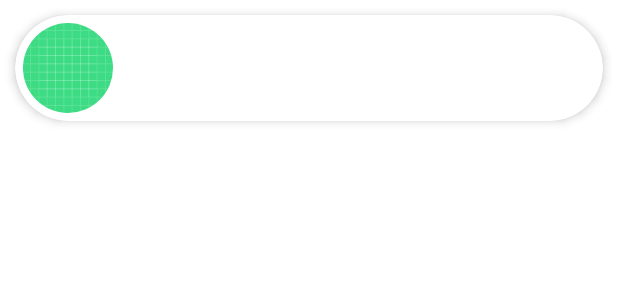
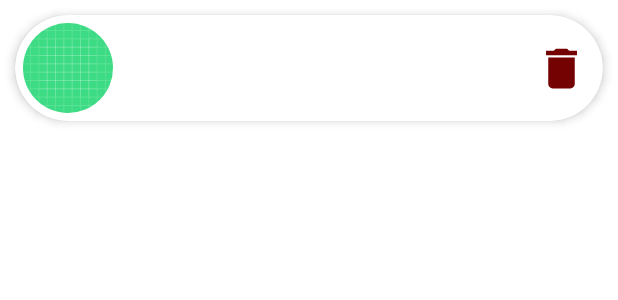
Before and after one commit to muhammedelsami/BreakingBadProject, an Android app: the layout character_item.xml on its own in the app's theme, with its tools: preview values and no code run, on a phone screen of 412 x 824 dp. Shown: the top 300 px of the screen. Run offline under Robolectric (Android 15) with nearby library versions, the phone set to English and light mode, and no system bars.

Commit message:
Adding Character Delete Button and converterType for Room DB

```diff
--- a/app/build.gradle
+++ b/app/build.gradle
@@ -80,4 +80,7 @@ dependencies {
     // coroutines
     implementation("org.jetbrains.kotlinx:kotlinx-coroutines-android:1.5.2")
 
+    // NestedProgress
+    implementation 'com.github.emreesen27:Android-Nested-Progress:v1.0.2'
+
 }
--- a/app/src/main/java/com/example/breakingbadproject/database/CharactersDAO.kt
+++ b/app/src/main/java/com/example/breakingbadproject/database/CharactersDAO.kt
@@ -1,6 +1,7 @@
 package com.example.breakingbadproject.database
 
 import androidx.room.Dao
+import androidx.room.Delete
 import androidx.room.Insert
 import androidx.room.Query
 import com.example.breakingbadproject.model.CharactersModelItem
@@ -20,4 +21,7 @@ interface CharactersDAO {
 
     @Query("DELETE FROM characters")
     suspend fun deleteAllCharacter()
+
+    @Delete
+    suspend fun deleteCharacter(charactersModelItem: CharactersModelItem)
 }
--- a/app/src/main/java/com/example/breakingbadproject/database/CharactersDatabase.kt
+++ b/app/src/main/java/com/example/breakingbadproject/database/CharactersDatabase.kt
@@ -4,9 +4,14 @@ import android.content.Context
 import androidx.room.Database
 import androidx.room.Room
 import androidx.room.RoomDatabase
+import androidx.room.TypeConverters
+import com.example.breakingbadproject.model.AnyTypeConverter
 import com.example.breakingbadproject.model.CharactersModelItem
+import com.example.breakingbadproject.model.Converters
+import com.example.breakingbadproject.model.IntTypeConverter
 
 @Database(entities = arrayOf(CharactersModelItem::class), version = 1)
+@TypeConverters(Converters::class, IntTypeConverter::class, AnyTypeConverter::class)
 abstract class CharactersDatabase : RoomDatabase() {
 
     abstract fun characterDao() : CharactersDAO
--- a/app/src/main/java/com/example/breakingbadproject/ui/MainActivity.kt
+++ b/app/src/main/java/com/example/breakingbadproject/ui/MainActivity.kt
@@ -13,6 +13,7 @@ import com.example.breakingbadproject.adapter.CharactersAdapter
 import com.example.breakingbadproject.databinding.ActivityMainBinding
 import com.example.breakingbadproject.model.CharactersModelItem
 import com.example.breakingbadproject.viewmodel.CharacterViewModel
+import com.sn.lib.NestedProgress
 
 private lateinit var binding: ActivityMainBinding
 
@@ -20,7 +21,7 @@ class MainActivity : AppCompatActivity() {
     //latent var apiService: ApiService
     //latent var charList: MutableList<CharactersModelItem>
 
-    private lateinit var progressBar : ProgressBar
+    private lateinit var progressBar : NestedProgress
     private lateinit var errorMsg : TextView
     private lateinit var refresh : SwipeRefreshLayout
 
--- /dev/null
+++ b/app/src/main/res/drawable/ic_delete.xml
@@ -0,0 +1,5 @@
+<vector android:height="24dp" android:tint="#750202"
+    android:viewportHeight="24" android:viewportWidth="24"
+    android:width="24dp" xmlns:android="http://schemas.android.com/apk/res/android">
+    <path android:fillColor="@android:color/white" android:pathData="M6,19c0,1.1 0.9,2 2,2h8c1.1,0 2,-0.9 2,-2V7H6v12zM19,4h-3.5l-1,-1h-5l-1,1H5v2h14V4z"/>
+</vector>
--- a/app/src/main/res/layout/character_item.xml
+++ b/app/src/main/res/layout/character_item.xml
@@ -1,7 +1,8 @@
 <?xml version="1.0" encoding="utf-8"?>
 <layout
     xmlns:android="http://schemas.android.com/apk/res/android"
-    xmlns:app="http://schemas.android.com/apk/res-auto">
+    xmlns:app="http://schemas.android.com/apk/res-auto"
+    >
 
     <data>
         <variable
@@ -10,9 +11,16 @@
         <variable
             name="listener"
             type="com.example.breakingbadproject.adapter.CharacterClickListener" />
+        <variable
+            name="viewmodel"
+            type="com.example.breakingbadproject.viewmodel.CharacterViewModel" />
+        <variable
+            name="delete"
+            type="com.example.breakingbadproject.ui.MainActivity" />
     </data>
 
     <androidx.cardview.widget.CardView
+        android:id="@+id/row"
         android:layout_width="match_parent"
         android:layout_height="wrap_content"
         android:layout_margin="10dp"
@@ -43,26 +51,40 @@
 
             <TextView
                 android:id="@+id/characterName"
-                android:layout_width="wrap_content"
+                android:layout_width="0dp"
                 android:layout_height="wrap_content"
                 android:layout_marginHorizontal="10dp"
                 android:text="@{characters.name}"
                 android:textColor="#8A8686"
                 android:textSize="20sp"
                 android:textStyle="bold"
+                android:maxLength="20"
+                android:lines="1"
                 app:layout_constraintBottom_toTopOf="@+id/characterBirthday"
                 app:layout_constraintStart_toEndOf="@+id/characterImage"
+                app:layout_constraintEnd_toStartOf="@id/characterDelete"
                 app:layout_constraintTop_toTopOf="parent" />
 
             <TextView
                 android:id="@+id/characterBirthday"
-                android:layout_width="wrap_content"
+                android:layout_width="0dp"
                 android:layout_height="wrap_content"
                 android:layout_marginHorizontal="10dp"
                 android:text="@{characters.birthday}"
                 app:layout_constraintBottom_toBottomOf="parent"
                 app:layout_constraintStart_toEndOf="@+id/characterImage"
-                app:layout_constraintTop_toBottomOf="@+id/characterName" />
+                app:layout_constraintTop_toBottomOf="@+id/characterName"
+                app:layout_constraintEnd_toStartOf="@id/characterDelete"/>
+            <ImageView
+                android:id="@+id/characterDelete"
+                android:layout_width="35dp"
+                android:layout_height="35dp"
+                android:src="@drawable/ic_delete"
+                android:layout_margin="10dp"
+                app:layout_constraintEnd_toEndOf="parent"
+                app:layout_constraintTop_toTopOf="parent"
+                app:layout_constraintBottom_toBottomOf="parent"
+                />
 
         </androidx.constraintlayout.widget.ConstraintLayout>
 
--- a/settings.gradle
+++ b/settings.gradle
@@ -10,6 +10,7 @@ dependencyResolutionManagement {
     repositories {
         google()
         mavenCentral()
+        maven { url 'https://jitpack.io' }
     }
 }
 rootProject.name = "BreakingBadProject"
```
Also changed, not shown: app/src/main/java/com/example/breakingbadproject/adapter/CharacterClickDelete.kt (added, +8 -0 lines), app/src/main/java/com/example/breakingbadproject/adapter/CharactersAdapter.kt (+15 -0 lines), app/src/main/java/com/example/breakingbadproject/model/CharactersModelItem.kt (+4 -3 lines), app/src/main/java/com/example/breakingbadproject/model/Converters.kt (added, +51 -0 lines), app/src/main/java/com/example/breakingbadproject/viewmodel/CharacterViewModel.kt (+25 -7 lines), app/src/main/res/layout/activity_main.xml (+22 -6 lines).
